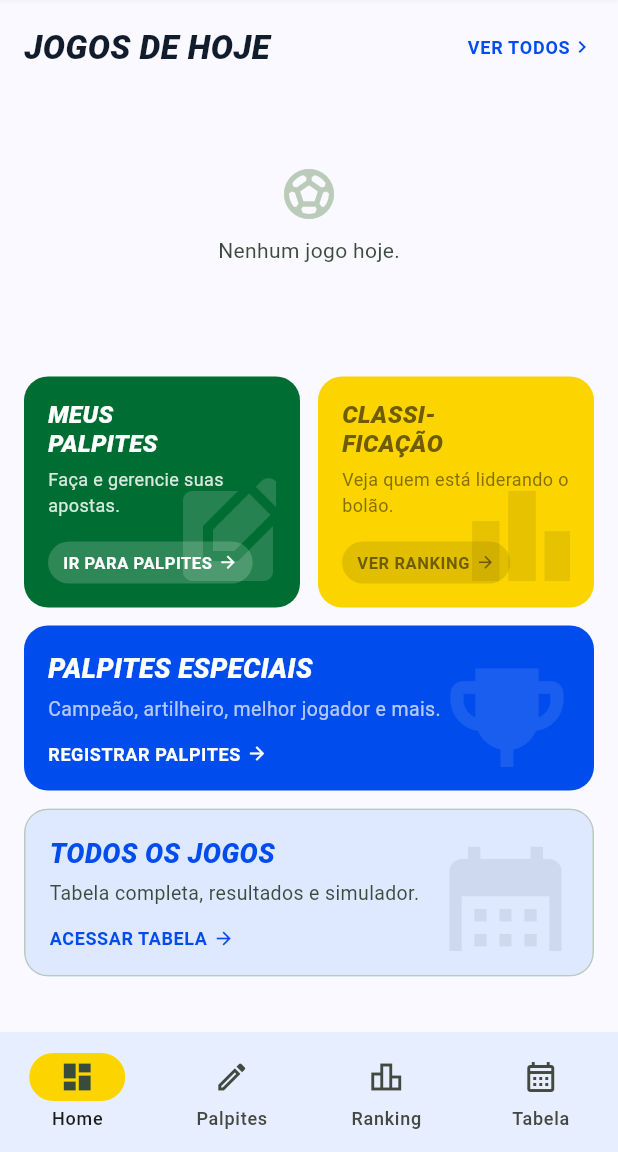
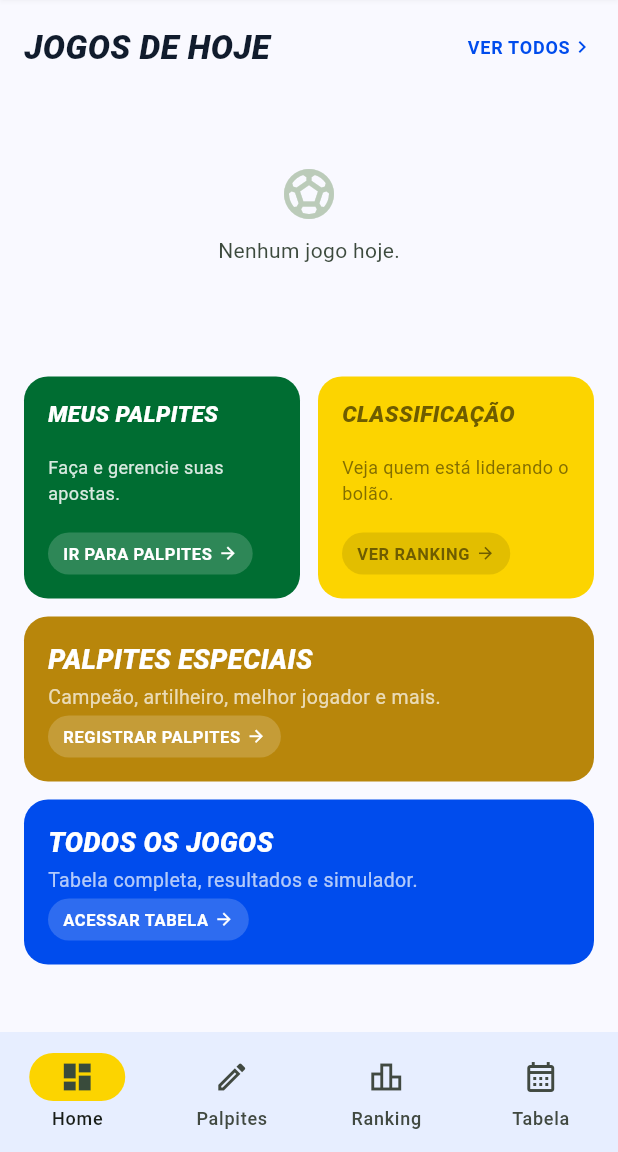
Before and after one commit to luizguilhrme/bolao-copa-2026, a Flutter app: the MenuPrincipal screen opened directly, on a phone screen of 412 x 824 dp, the part 84-1236 px from its top. Run offline on Flutter 3.47's test engine with Material 3 defaults, Android fonts, the phone set to English and light mode, and no system bars; our stand-ins replace cloud_firestore, cloud_functions, firebase_auth, firebase_core, firebase_messaging, google_fonts and 1 more; missing offline and left inert: country_flags; accounts and stored records are empty; Roboto replaces fonts that are missing (Anybody).

Commit message:
feat: redesign visual dos cards de navegação da tela home
- Remove ícones decorativos de fundo dos cards
- Palpites Especiais: cor dourada; Todos os Jogos: azul terciário
- Chips de ação padronizados em todos os 4 cards
- Alturas fixas: topo 148px, inferiores 110px (iguais entre si)
- Tipografia unificada com GoogleFonts.anybody() nos títulos
- Títulos em linha única (maxLines: 1) sem quebras manuais

```diff
--- a/lib/screens/tela_home.dart
+++ b/lib/screens/tela_home.dart
@@ -200,17 +200,18 @@ class _TelaHomeState extends State<TelaHome> {
     return Padding(
       padding: const EdgeInsets.symmetric(horizontal: 16),
       child: Column(
+        crossAxisAlignment: CrossAxisAlignment.stretch,
         children: [
-          IntrinsicHeight(
+          SizedBox(
+            height: 148,
             child: Row(
               crossAxisAlignment: CrossAxisAlignment.stretch,
               children: [
                 Expanded(
                   child: _CardNav(
-                    titulo: 'MEUS\nPALPITES',
+                    titulo: 'MEUS PALPITES',
                     subtitulo: 'Faça e gerencie suas apostas.',
                     labelBotao: 'IR PARA PALPITES',
-                    icone: Icons.edit_square,
                     corFundo: Cores.verdePrincipal,
                     corTexto: Cores.onPrimary,
                     onTap: () => widget.onNavegar(1),
@@ -219,10 +220,9 @@ class _TelaHomeState extends State<TelaHome> {
                 const SizedBox(width: 12),
                 Expanded(
                   child: _CardNav(
-                    titulo: 'CLASSI-\nFICAÇÃO',
+                    titulo: 'CLASSIFICAÇÃO',
                     subtitulo: 'Veja quem está liderando o bolão.',
                     labelBotao: 'VER RANKING',
-                    icone: Icons.leaderboard,
                     corFundo: Cores.secondaryContainer,
                     corTexto: Cores.onSecondaryContainer,
                     onTap: () => widget.onNavegar(2),
@@ -232,14 +232,20 @@ class _TelaHomeState extends State<TelaHome> {
             ),
           ),
           const SizedBox(height: 12),
-          _CardPalpiteEspecial(
+          SizedBox(
+            height: 110,
+            child: _CardPalpiteEspecial(
               onTap: () => Navigator.of(context).push(
                 MaterialPageRoute(
                     builder: (_) => const TelaPalpitesEspeciais()),
               ),
             ),
+          ),
           const SizedBox(height: 12),
-          _CardNavLargo(onTap: () => widget.onNavegar(3)),
+          SizedBox(
+            height: 110,
+            child: _CardNavLargo(onTap: () => widget.onNavegar(3)),
+          ),
         ],
       ),
     );
@@ -484,7 +490,6 @@ class _CardNav extends StatelessWidget {
     required this.titulo,
     required this.subtitulo,
     required this.labelBotao,
-    required this.icone,
     required this.corFundo,
     required this.corTexto,
     required this.onTap,
@@ -493,7 +498,6 @@ class _CardNav extends StatelessWidget {
   final String titulo;
   final String subtitulo;
   final String labelBotao;
-  final IconData icone;
   final Color corFundo;
   final Color corTexto;
   final VoidCallback onTap;
@@ -508,38 +512,32 @@ class _CardNav extends StatelessWidget {
         onTap: onTap,
         child: Padding(
           padding: const EdgeInsets.all(16),
-          child: Stack(
-            children: [
-              Positioned(
-                right: -8,
-                bottom: -8,
-                child:
-                Icon(icone, size: 80, color: corTexto.withValues(alpha: 0.15)),
-              ),
-              Column(
+          child: Column(
             crossAxisAlignment: CrossAxisAlignment.start,
-                mainAxisSize: MainAxisSize.min,
+            mainAxisAlignment: MainAxisAlignment.spaceBetween,
             children: [
               Text(
                 titulo,
-                    style: TextStyle(
-                      fontSize: 16,
+                maxLines: 1,
+                overflow: TextOverflow.ellipsis,
+                style: GoogleFonts.anybody(
+                  fontSize: 15,
                   fontWeight: FontWeight.w800,
                   fontStyle: FontStyle.italic,
                   color: corTexto,
                   height: 1.2,
                 ),
               ),
-                  const SizedBox(height: 6),
               Text(
                 subtitulo,
+                maxLines: 2,
+                overflow: TextOverflow.ellipsis,
                 style: TextStyle(
                     fontSize: 12, color: corTexto.withValues(alpha: 0.85)),
               ),
-                  const SizedBox(height: 16),
               Container(
-                    padding: const EdgeInsets.symmetric(
-                        horizontal: 10, vertical: 6),
+                padding:
+                    const EdgeInsets.symmetric(horizontal: 10, vertical: 6),
                 decoration: BoxDecoration(
                   color: corTexto.withValues(alpha: 0.18),
                   borderRadius: BorderRadius.circular(999),
@@ -563,8 +561,6 @@ class _CardNav extends StatelessWidget {
               ),
             ],
           ),
-            ],
-          ),
         ),
       ),
     );
@@ -577,62 +573,59 @@ class _CardPalpiteEspecial extends StatelessWidget {
   const _CardPalpiteEspecial({required this.onTap});
   final VoidCallback onTap;
 
+  static const _corOuro = Color(0xFFB8860B);
+
   @override
   Widget build(BuildContext context) {
     return Material(
-      color: Cores.azulTerciario,
+      color: _corOuro,
       borderRadius: BorderRadius.circular(16),
       clipBehavior: Clip.antiAlias,
       child: InkWell(
         onTap: onTap,
-        child: Container(
+        child: Padding(
           padding: const EdgeInsets.all(16),
-          child: Stack(
-            children: [
-              Positioned(
-                right: -8,
-                top: 0,
-                bottom: 0,
-                child: Icon(
-                  Icons.emoji_events,
-                  size: 100,
-                  color: Colors.white.withValues(alpha: 0.1),
-                ),
-              ),
-              const Column(
+          child: Column(
             crossAxisAlignment: CrossAxisAlignment.start,
+            mainAxisAlignment: MainAxisAlignment.spaceBetween,
             children: [
               Text(
                 'PALPITES ESPECIAIS',
-                    style: TextStyle(
+                maxLines: 1,
+                overflow: TextOverflow.ellipsis,
+                style: GoogleFonts.anybody(
                   fontSize: 18,
                   fontWeight: FontWeight.w800,
                   fontStyle: FontStyle.italic,
                   color: Colors.white,
                 ),
               ),
-                  SizedBox(height: 4),
               Text(
                 'Campeão, artilheiro, melhor jogador e mais.',
-                    style: TextStyle(fontSize: 13, color: Colors.white70),
+                style: const TextStyle(fontSize: 13, color: Colors.white70),
               ),
-                  SizedBox(height: 12),
-                  Row(
+              Container(
+                padding: const EdgeInsets.symmetric(horizontal: 10, vertical: 6),
+                decoration: BoxDecoration(
+                  color: Colors.white.withValues(alpha: 0.18),
+                  borderRadius: BorderRadius.circular(999),
+                ),
+                child: const Row(
+                  mainAxisSize: MainAxisSize.min,
                   children: [
                     Text(
                       'REGISTRAR PALPITES',
                       style: TextStyle(
-                          fontSize: 12,
+                        fontSize: 11,
                         fontWeight: FontWeight.w700,
                         letterSpacing: 0.4,
                         color: Colors.white,
                       ),
                     ),
                     SizedBox(width: 4),
-                      Icon(Icons.arrow_forward, size: 14, color: Colors.white),
+                    Icon(Icons.arrow_forward, size: 13, color: Colors.white),
                   ],
                 ),
-                ],
               ),
             ],
           ),
@@ -650,65 +643,54 @@ class _CardNavLargo extends StatelessWidget {
   @override
   Widget build(BuildContext context) {
     return Material(
-      color: Cores.surfaceContainerHigh,
+      color: Cores.azulTerciario,
       borderRadius: BorderRadius.circular(16),
       clipBehavior: Clip.antiAlias,
       child: InkWell(
         onTap: onTap,
-        child: Container(
+        child: Padding(
           padding: const EdgeInsets.all(16),
-          decoration: BoxDecoration(
-            border: Border.all(color: Cores.outlineVariant),
-            borderRadius: BorderRadius.circular(16),
-          ),
-          child: Stack(
-            children: [
-              Positioned(
-                right: -8,
-                top: 0,
-                bottom: 0,
-                child: Icon(
-                  Icons.calendar_month,
-                  size: 100,
-                  color: Cores.onSurface.withValues(alpha: 0.08),
-                ),
-              ),
-              const Column(
+          child: Column(
             crossAxisAlignment: CrossAxisAlignment.start,
+            mainAxisAlignment: MainAxisAlignment.spaceBetween,
             children: [
               Text(
                 'TODOS OS JOGOS',
-                    style: TextStyle(
+                maxLines: 1,
+                overflow: TextOverflow.ellipsis,
+                style: GoogleFonts.anybody(
                   fontSize: 18,
                   fontWeight: FontWeight.w800,
                   fontStyle: FontStyle.italic,
-                      color: Cores.azulTerciario,
+                  color: Colors.white,
                 ),
               ),
-                  SizedBox(height: 4),
-                  Text(
+              const Text(
                 'Tabela completa, resultados e simulador.',
-                    style: TextStyle(
-                        fontSize: 13, color: Cores.onSurfaceVariant),
+                style: TextStyle(fontSize: 13, color: Colors.white70),
               ),
-                  SizedBox(height: 12),
-                  Row(
+              Container(
+                padding: const EdgeInsets.symmetric(horizontal: 10, vertical: 6),
+                decoration: BoxDecoration(
+                  color: Colors.white.withValues(alpha: 0.18),
+                  borderRadius: BorderRadius.circular(999),
+                ),
+                child: const Row(
+                  mainAxisSize: MainAxisSize.min,
                   children: [
                     Text(
                       'ACESSAR TABELA',
                       style: TextStyle(
-                          fontSize: 12,
+                        fontSize: 11,
                         fontWeight: FontWeight.w700,
                         letterSpacing: 0.4,
-                          color: Cores.azulTerciario,
+                        color: Colors.white,
                       ),
                     ),
                     SizedBox(width: 4),
-                      Icon(Icons.arrow_forward,
-                          size: 14, color: Cores.azulTerciario),
+                    Icon(Icons.arrow_forward, size: 13, color: Colors.white),
                   ],
                 ),
-                ],
               ),
             ],
           ),
--- a/pubspec.yaml
+++ b/pubspec.yaml
@@ -16,7 +16,7 @@ publish_to: 'none' # Remove this line if you wish to publish to pub.dev
 # https://developer.apple.com/library/archive/documentation/General/Reference/InfoPlistKeyReference/Articles/CoreFoundationKeys.html
 # In Windows, build-name is used as the major, minor, and patch parts
 # of the product and file versions while build-number is used as the build suffix.
-version: 1.0.0+4
+version: 1.0.0+5
 
 environment:
   sdk: ^3.7.2
```
Lines whose indentation alone changed are shown as unchanged.
